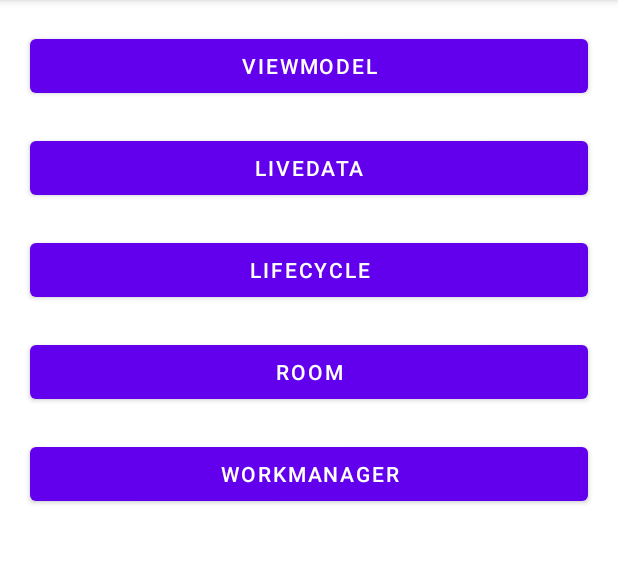
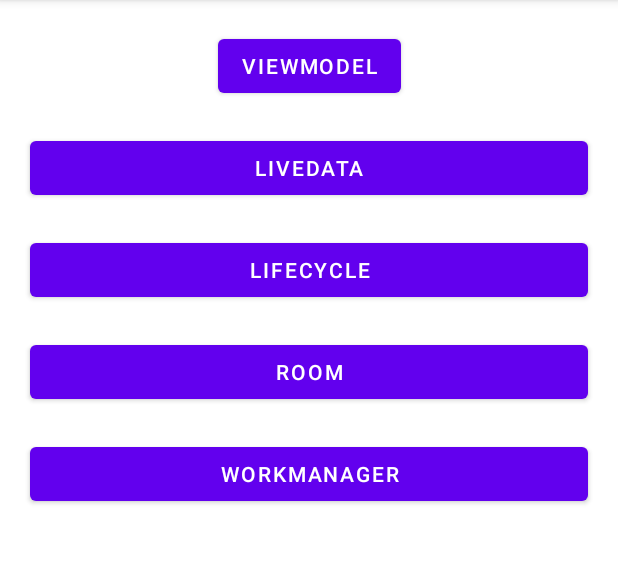
Before and after one commit to zhongyao/JetPackExplore, an Android app: the screen it shows after launch (MainActivity), on a phone screen of 412 x 824 dp, the part 84-648 px from its top. Run offline under Robolectric (Android 15) with nearby library versions, the phone set to English and light mode, and no system bars.

Commit message:
LiveData注释

```diff
--- a/app/src/main/res/layout/activity_main.xml
+++ b/app/src/main/res/layout/activity_main.xml
@@ -8,7 +8,7 @@
 
     <Button
         android:id="@+id/viewModelBtn"
-        android:layout_width="match_parent"
+        android:layout_width="wrap_content"
         android:layout_height="wrap_content"
         android:layout_margin="20dp"
         android:text="ViewModel"
```
Also changed, not shown: app/src/main/java/com/hongri/jetpack/viewmodel_livedata/CounterViewModel.kt (+12 -0 lines), app/src/main/res/layout/activity_compose.xml (added, +9 -0 lines).
